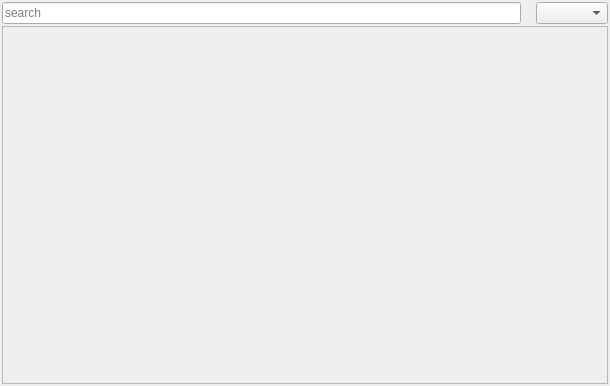
Above: src/MovieMator/RecentDock/recentdock.ui from hansewu/MovieMator before the change. Below: the same form after it.
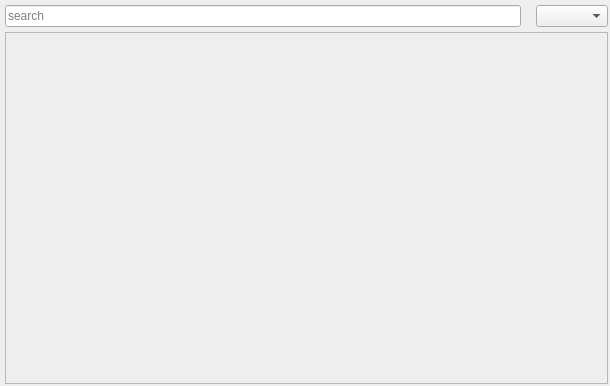
That is the form after the change. Icons and pictures are not drawn. Custom widgets are drawn as their Qt base class.

Patch:
```diff
--- a/src/MovieMator/RecentDock/recentdock.ui
+++ b/src/MovieMator/RecentDock/recentdock.ui
@@ -26,13 +26,13 @@
   <widget class="QWidget" name="dockWidgetContents">
    <layout class="QVBoxLayout" name="verticalLayout">
     <property name="spacing">
-     <number>2</number>
+     <number>5</number>
     </property>
     <property name="leftMargin">
-     <number>2</number>
+     <number>5</number>
     </property>
     <property name="topMargin">
-     <number>2</number>
+     <number>5</number>
     </property>
     <property name="rightMargin">
      <number>2</number>
@@ -73,8 +73,8 @@
         <rect>
          <x>0</x>
          <y>0</y>
-         <width>604</width>
-         <height>325</height>
+         <width>601</width>
+         <height>319</height>
         </rect>
        </property>
        <layout class="QVBoxLayout" name="verticalLayout_2">
```
